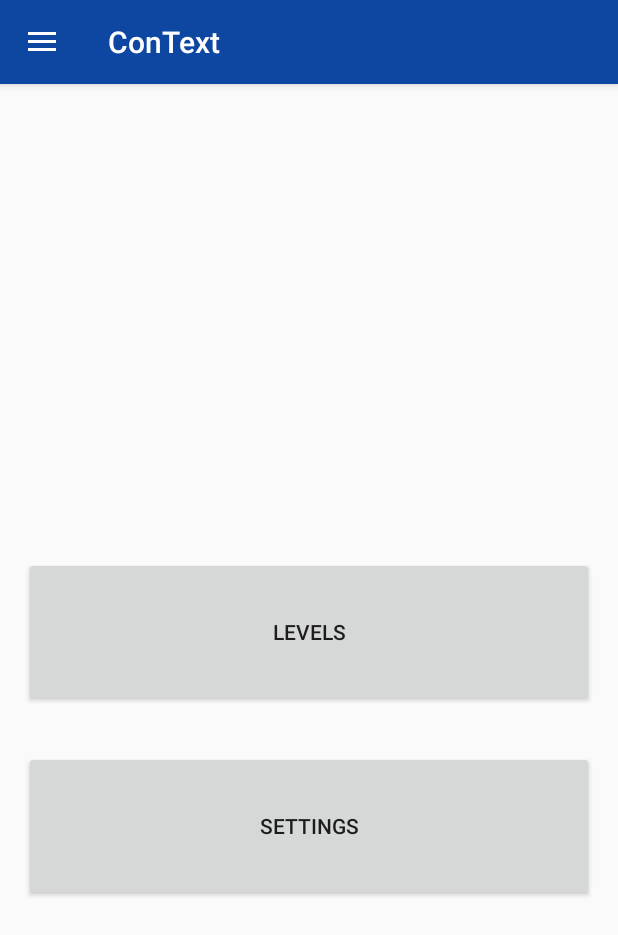
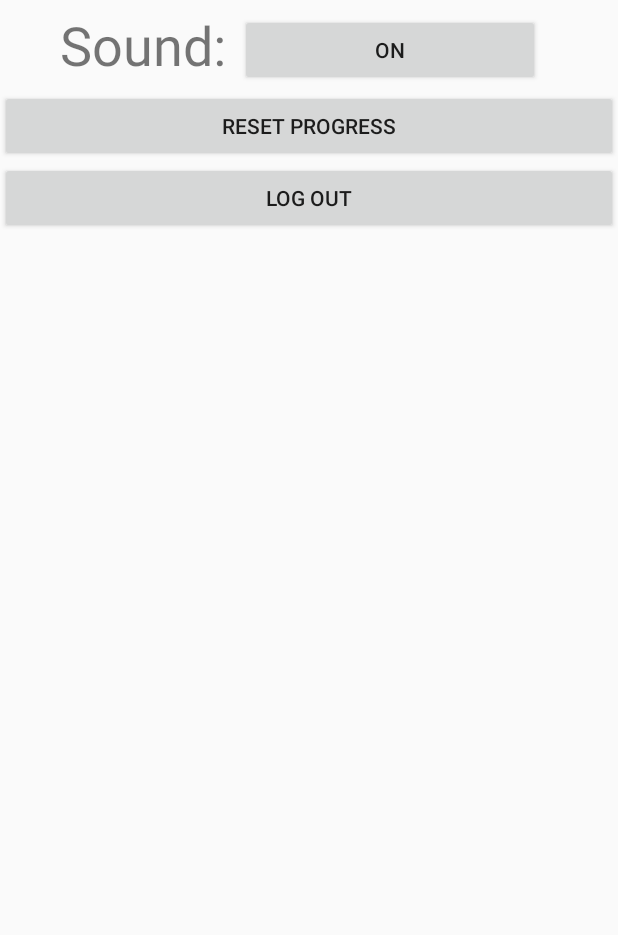
Before and after one commit to mbrya002/Context, an Android app: the NavDrawerActivity screen opened directly, with no data from a screen before it, after a tap on "SETTINGS", on a phone screen of 412 x 824 dp. Shown: the top 935 px of the screen. Run offline under Robolectric (Android 15) with nearby library versions, the phone set to English and light mode, and no system bars; our stand-ins replace CircleImageView, Firebase (no records; nobody signed in at launch, a user with empty details on screens opened directly), Picasso; libraries missing offline, so code that uses them is left out: com.firebase.client; pictures from the network do not load; 2 statements that could not run were skipped.

Commit message:
added level select and dialog boxes

```diff
--- a/app/build.gradle
+++ b/app/build.gradle
@@ -26,6 +26,7 @@ android {
 }
 
 dependencies {
+    implementation 'com.android.support.constraint:constraint-layout:1.0.2'
     compile fileTree(include: ['*.jar'], dir: 'libs')
     compile 'com.android.support:appcompat-v7:25.4.0'
     compile 'com.android.support:palette-v7:25.4.0'
@@ -47,4 +48,5 @@ dependencies {
 
 
 
+
 apply plugin: 'com.google.gms.google-services'
--- /dev/null
+++ b/app/src/main/java/apps/matts/contextlearning/KeepVals.java
@@ -0,0 +1,22 @@
+package apps.matts.contextlearning;
+
+import android.app.Application;
+
+/**
+ * Created by mgrah on 11/28/2017.
+ */
+
+public class KeepVals extends Application {
+
+    private boolean mGlobalSoundVar = true;
+
+
+
+    public boolean getGlobalSoundValue() {
+        return mGlobalSoundVar;
+    }
+
+    public void toggleGlobalSoundValue() {
+        mGlobalSoundVar = !mGlobalSoundVar;
+    }
+}
--- a/app/src/main/java/apps/matts/contextlearning/NavDrawerActivity.java
+++ b/app/src/main/java/apps/matts/contextlearning/NavDrawerActivity.java
@@ -190,6 +190,10 @@ public class NavDrawerActivity extends BaseActivity implements
             //startActivity(intent);
             new MyAlertDialogFragment().show(getSupportFragmentManager(), "stuff");
         }
+        if (id == R.id.settingsButton){
+            Intent intent = new Intent(this, SettingScreen.class);
+            startActivity(intent);
+        }
     }
 
     public static class MyAlertDialogFragment extends DialogFragment {
@@ -219,6 +223,7 @@ public class NavDrawerActivity extends BaseActivity implements
                     Intent intent = new Intent(getActivity(), StageSelect.class);
                     intent.putExtra("Difficulty", 0);
                     startActivity(intent);
+                    dismiss();
                 }
             });
             advancedBtn.setOnClickListener(new View.OnClickListener() {
@@ -227,6 +232,7 @@ public class NavDrawerActivity extends BaseActivity implements
                     Intent intent = new Intent(getActivity(), StageSelect.class);
                     intent.putExtra("Difficulty", 1);
                     startActivity(intent);
+                    dismiss();
                 }
             });
             expertBtn.setOnClickListener(new View.OnClickListener() {
@@ -235,6 +241,7 @@ public class NavDrawerActivity extends BaseActivity implements
                     Intent intent = new Intent(getActivity(), StageSelect.class);
                     intent.putExtra("Difficulty", 2);
                     startActivity(intent);
+                    dismiss();
                 }
             });
 
--- /dev/null
+++ b/app/src/main/java/apps/matts/contextlearning/SettingScreen.java
@@ -0,0 +1,55 @@
+package apps.matts.contextlearning;
+
+import android.os.Bundle;
+import android.support.design.widget.FloatingActionButton;
+import android.support.design.widget.Snackbar;
+import android.support.v7.app.AppCompatActivity;
+import android.support.v7.widget.Toolbar;
+import android.view.View;
+import android.widget.Button;
+
+public class SettingScreen extends AppCompatActivity {
+
+    Boolean soundEnabled;
+    Button soundbtn;
+    KeepVals mApp;
+
+    @Override
+    protected void onCreate(Bundle savedInstanceState) {
+        super.onCreate(savedInstanceState);
+        setContentView(R.layout.activity_setting_screen);
+        mApp = ((KeepVals)getApplicationContext());
+        soundEnabled = mApp.getGlobalSoundValue();
+        soundbtn = (Button) findViewById(R.id.soundToggle);
+
+    }
+
+    @Override
+    public void onStart() {
+        super.onStart();
+        if (soundEnabled)
+        {
+            soundbtn.setText("On");
+        }
+        else
+        {
+            soundbtn.setText("Off");
+        }
+
+    }
+
+    public void soundClick(View view)
+    {
+        mApp.toggleGlobalSoundValue();
+        soundEnabled = mApp.getGlobalSoundValue();
+        if (soundEnabled)
+        {
+            soundbtn.setText("On");
+        }
+        else
+        {
+            soundbtn.setText("Off");
+        }
+    }
+
+}
--- /dev/null
+++ b/app/src/main/res/layout/activity_setting_screen.xml
@@ -0,0 +1,53 @@
+<?xml version="1.0" encoding="utf-8"?>
+<LinearLayout xmlns:android="http://schemas.android.com/apk/res/android"
+android:orientation="vertical"
+android:screenOrientation="portrait"
+xmlns:app="http://schemas.android.com/apk/res-auto"
+xmlns:tools="http://schemas.android.com/tools"
+android:layout_width="match_parent"
+android:layout_height="match_parent"
+tools:context="apps.matts.contextlearning.SettingScreen">
+
+    <LinearLayout xmlns:android="http://schemas.android.com/apk/res/android"
+        android:layout_width="match_parent"
+        android:layout_height="60dp"
+        android:orientation="horizontal">
+
+        <Space
+            android:layout_width="40dp"
+            android:layout_height="match_parent" />
+
+        <TextView
+            android:id="@+id/soundEnableText"
+            android:layout_width="120dp"
+            android:layout_height="wrap_content"
+            android:text="Sound:"
+            android:layout_marginTop="5dp"
+            android:textSize="36sp" />
+
+        <Button
+            android:id="@+id/soundToggle"
+            android:layout_width="200dp"
+            android:layout_height="wrap_content"
+            android:text="On"
+            android:onClick="soundClick"/>
+
+    </LinearLayout>
+
+    <Button
+        android:id="@+id/resetProgressbtn"
+        android:layout_width="match_parent"
+        android:layout_height="wrap_content"
+        android:text="Reset Progress" />
+
+    <Button
+        android:id="@+id/logoffbtn"
+        android:layout_width="match_parent"
+        android:layout_height="wrap_content"
+        android:text="Log Out" />
+
+
+
+
+
+</LinearLayout>
--- a/app/src/main/res/values/dimens.xml
+++ b/app/src/main/res/values/dimens.xml
@@ -4,4 +4,5 @@
     <dimen name="activity_vertical_margin">16dp</dimen>
     <dimen name="nav_header_vertical_spacing">10dp</dimen>
     <dimen name="nav_header_height">160dp</dimen>
+    <dimen name="fab_margin">16dp</dimen>
 </resources>
--- a/app/src/main/res/values/strings.xml
+++ b/app/src/main/res/values/strings.xml
@@ -4,4 +4,5 @@
     <string name="log_error_occurred">"Error occurred: "</string>
     <string name="drawer_open">Open</string>
     <string name="drawer_close">Close</string>
+    <string name="title_activity_setting_screen">SettingScreen</string>
 </resources>
--- a/app/src/main/res/values/styles.xml
+++ b/app/src/main/res/values/styles.xml
@@ -8,6 +8,7 @@
         <item name="colorPrimaryDark">@color/colorPrimaryDark</item>
         <item name="colorAccent">@color/colorAccent</item>
     </style>
+
     <style name="AppTheme.AppBarOverlay" parent="ThemeOverlay.AppCompat.Dark.ActionBar">
 
         <item name="windowActionBar">false</item>
@@ -19,4 +20,6 @@
         <item name="windowNoTitle">true</item>
     </style>
 
+    <style name="AppTheme.PopupOverlay" parent="ThemeOverlay.AppCompat.Light" />
+
 </resources>
```
Also changed, not shown: app/src/main/AndroidManifest.xml (+14 -8 lines), app/src/main/java/apps/matts/contextlearning/IncorrectAlertDialog.java (added, +87 -0 lines), app/src/main/java/apps/matts/contextlearning/Level.java (+32 -3 lines), app/src/main/java/apps/matts/contextlearning/MyAlertDialogFragment2.java (+5 -2 lines), app/src/main/res/layout/feed_back_dialog.xml (+1 -9 lines), 3 other files.
